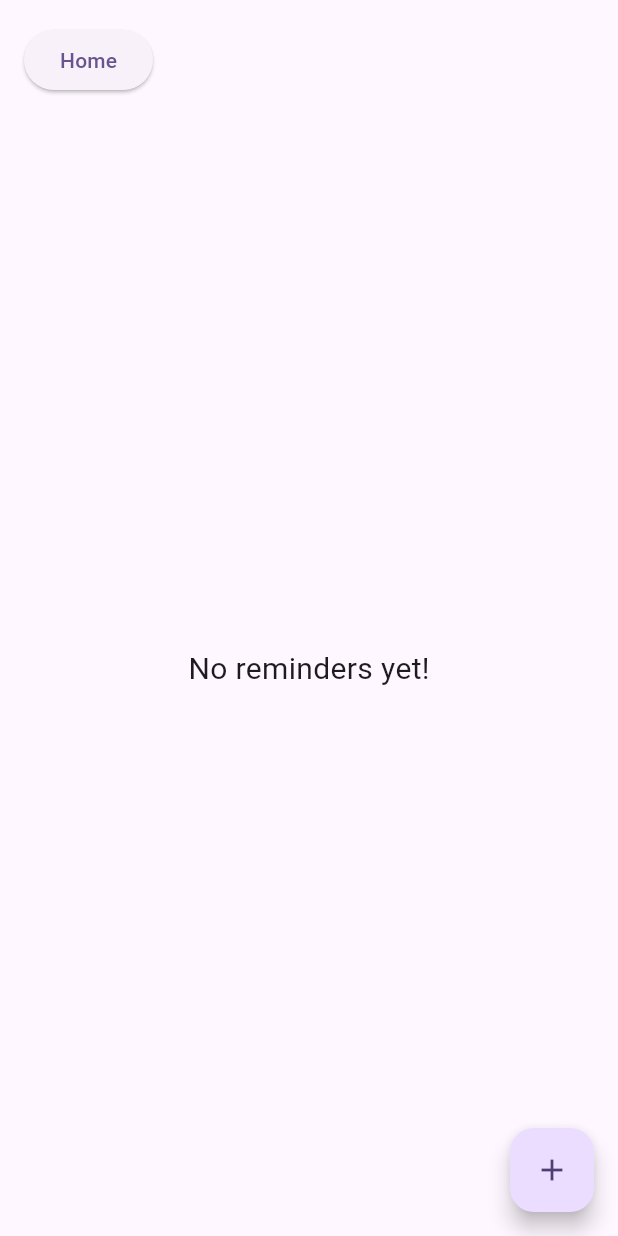
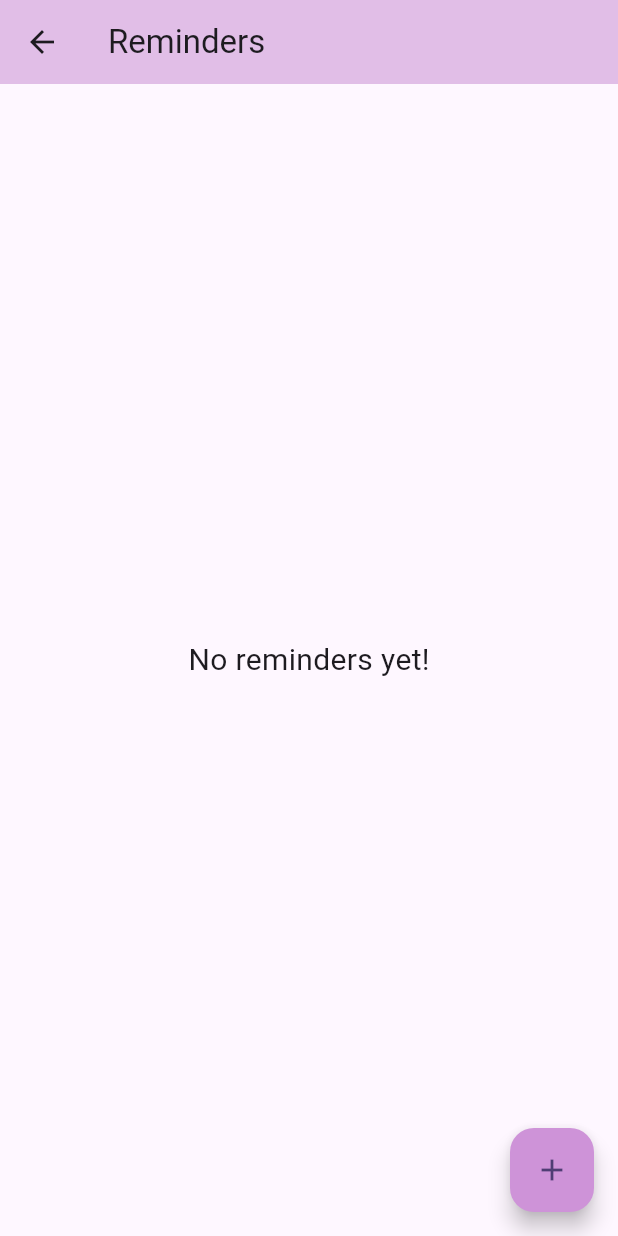
Before and after one commit to Ruhisawant/Pet-Care-App, a Flutter app: the RemindersPage screen opened directly, on a phone screen of 412 x 824 dp. Run offline on Flutter 3.47's test engine with Material 3 defaults, Android fonts, the phone set to English and light mode, and no system bars; our stand-ins replace table_calendar.

Commit message:
Color updates

```diff
--- a/lib/illness.dart
+++ b/lib/illness.dart
@@ -119,7 +119,7 @@ class _IllnessPageState extends State<IllnessPage> {
   Widget build(BuildContext context) {
     return Scaffold(
       appBar: AppBar(
-        backgroundColor: Colors.purple[100],
+        backgroundColor: Colors.orange[50],
         title: const Text('Illness'),
       ),
       body: SingleChildScrollView(
@@ -141,7 +141,7 @@ class _IllnessPageState extends State<IllnessPage> {
                   String symptom = symptomInfo.keys.elementAt(index);
                   return Card(
                     margin: const EdgeInsets.symmetric(vertical: 6.0),
-                    color: Colors.purple[200],
+                    color: Colors.orange[200],
                     child: ListTile(
                       title: Text(symptom),
                       onTap: () => _showIllnessDetails(context, symptom),
--- a/lib/reminders.dart
+++ b/lib/reminders.dart
@@ -111,19 +111,18 @@ class _RemindersPageState extends State<RemindersPage> {
   @override
   Widget build(BuildContext context) {
     return Scaffold(
+      appBar: AppBar(
+        backgroundColor: Colors.purple[100],
+        title: const Text('Reminders'),
+      ),
       body: Padding(
         padding: const EdgeInsets.all(16.0),
         child: Column(
           crossAxisAlignment: CrossAxisAlignment.start,
           children: [
-            ElevatedButton(
-              onPressed: () => Navigator.push(context, MaterialPageRoute(builder: (context) => HomePage())),
-              child: Text('Home'),
-            ),
-            SizedBox(height: 20),
             Expanded(
               child: plans.isEmpty
-                  ? Center(child: Text("No reminders yet!", style: TextStyle(fontSize: 20)))
+                  ? Center(child: Text('No reminders yet!', style: TextStyle(fontSize: 20)))
                   : ListView.builder(
                       itemCount: plans.length,
                       itemBuilder: (context, index) => PlanTile(
@@ -140,6 +139,7 @@ class _RemindersPageState extends State<RemindersPage> {
       floatingActionButton: FloatingActionButton(
         onPressed: () => createUpdatePlan(),
         tooltip: 'Add Plan',
+        backgroundColor: Colors.purple[200],
         child: Icon(Icons.add),
       ),
     );
```
